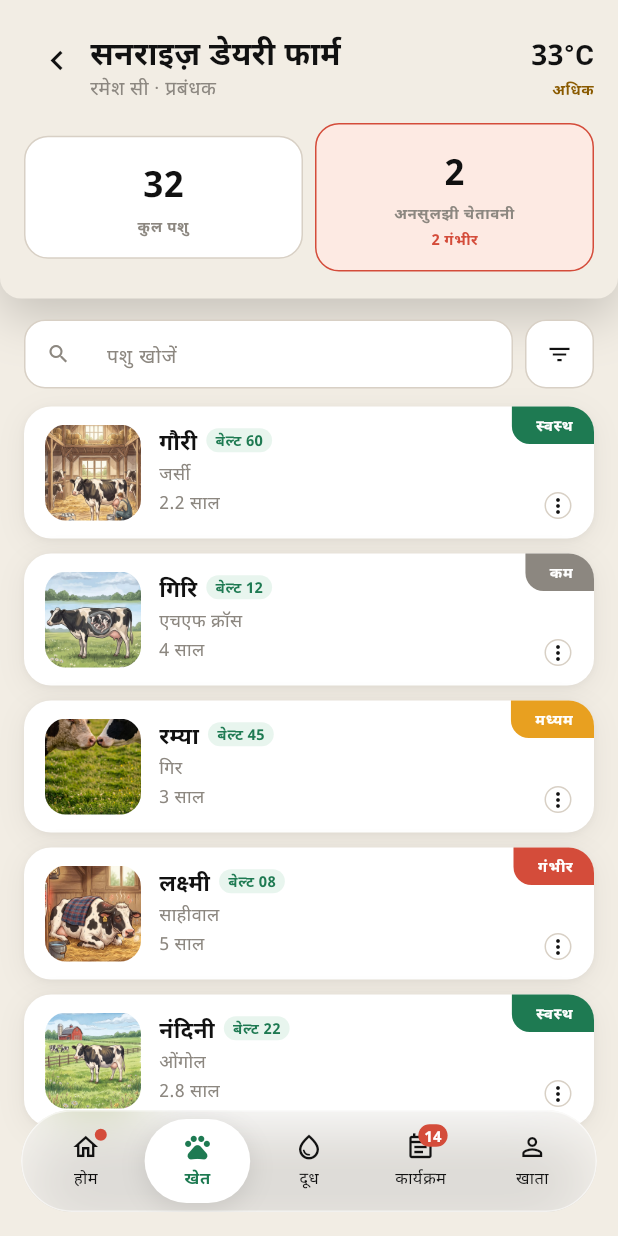
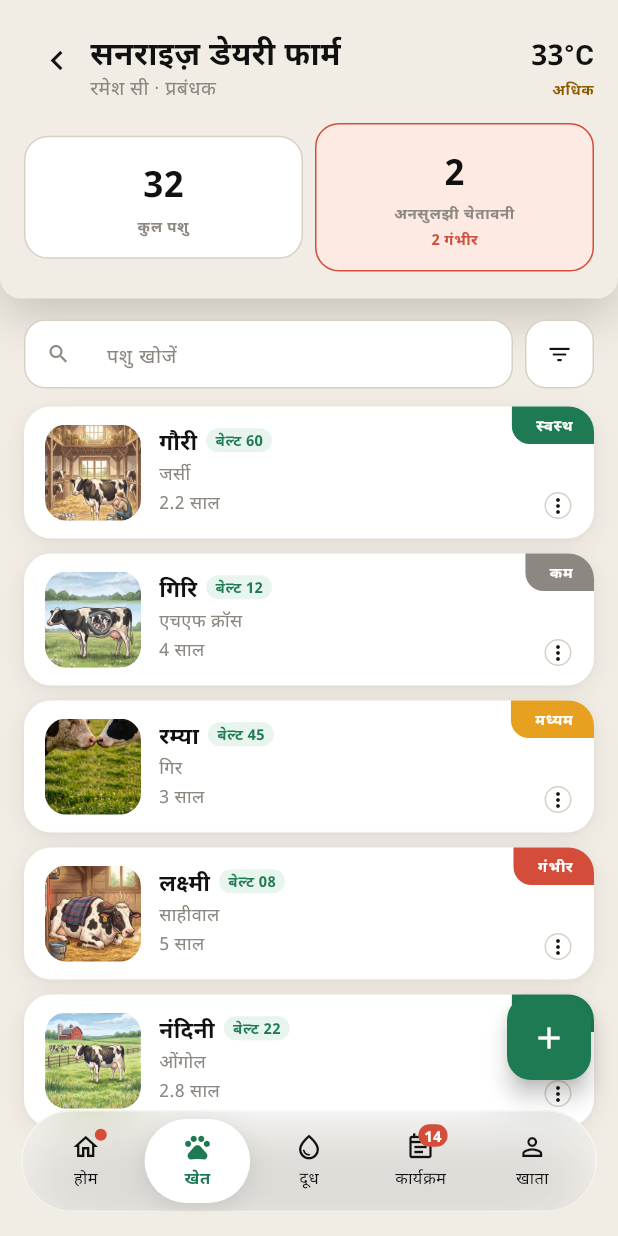
Before and after one commit to vaseey21/Vanix, a Flutter app: the FarmDetailScreen screen opened directly with sample values from the repository, on a phone screen of 412 x 824 dp. Run offline on Flutter 3.47's test engine with Material 3 defaults, Android fonts, the phone set to English and light mode, and no system bars.

Commit message:
auto: save changes

```diff
--- a/flutter_app/lib/screens/farm_detail_screen.dart
+++ b/flutter_app/lib/screens/farm_detail_screen.dart
@@ -143,6 +143,20 @@ class _FarmDetailScreenState extends State<FarmDetailScreen> {
                         child: _cattleList(isDark),
                       ),
                     ],
+                  ),
+                ),
+                PositionedDirectional(
+                  end: 18,
+                  bottom: 104,
+                  child: FloatingActionButton(
+                    heroTag: 'addCattleFab',
+                    backgroundColor: VanixColors.greenInk,
+                    onPressed: () {
+                      Navigator.of(context).push(MaterialPageRoute(
+                        builder: (_) => AddCattleScreen(appState: widget.appState, farm: widget.farm),
+                      ));
+                    },
+                    child: const Icon(Icons.add, color: Colors.white),
                   ),
                 ),
                 Align(
```
